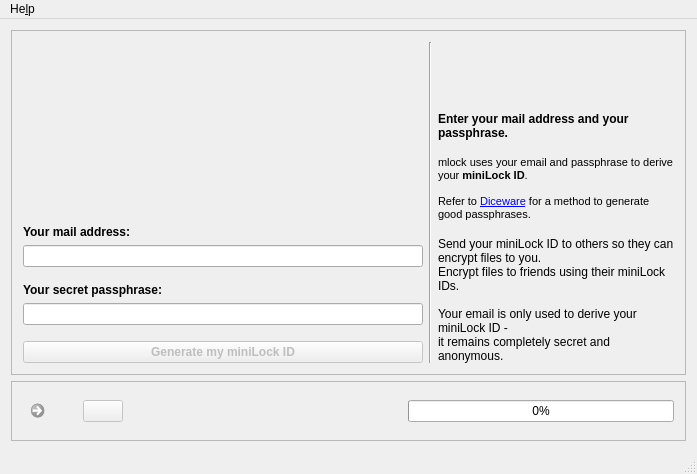
Old version of the form src/gui/qt-widgets/mlock-gui/mlockmainwindow.ui in the repository andre-simon/mikrolock.
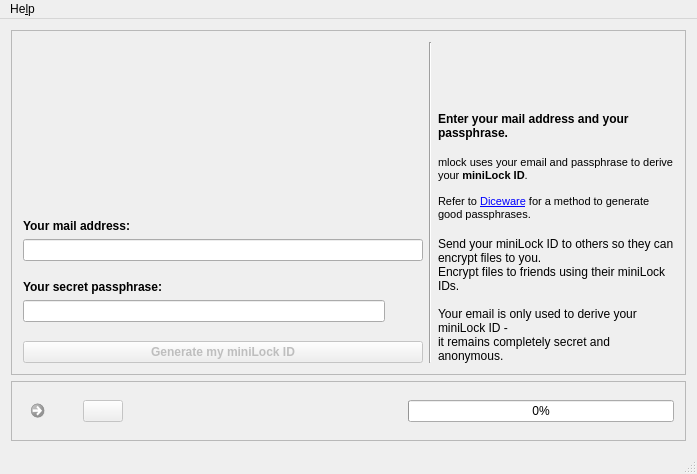
New version of the form. The open tabs and pages were chosen to show the change. Icons and pictures are not drawn.

Commit message: fixed UTF8 file path handling; added passphrase security notification icon

Diff of the .ui file:
```diff
--- a/src/gui/qt-widgets/mlock-gui/mlockmainwindow.ui
+++ b/src/gui/qt-widgets/mlock-gui/mlockmainwindow.ui
@@ -31,9 +31,9 @@
        <number>2</number>
       </property>
       <widget class="QWidget" name="page">
-       <layout class="QHBoxLayout" name="horizontalLayout_2">
+       <layout class="QHBoxLayout" name="horizontalLayout_5">
         <item>
-         <layout class="QVBoxLayout" name="verticalLayout">
+         <layout class="QVBoxLayout" name="verticalLayout_8">
           <item>
            <spacer name="verticalSpacer_4">
             <property name="orientation">
@@ -87,11 +87,15 @@
             <property name="sizeHint" stdset="0">
              <size>
               <width>20</width>
-              <height>10</height>
+              <height>13</height>
              </size>
             </property>
            </spacer>
           </item>
+          <item>
+           <layout class="QHBoxLayout" name="horizontalLayout_2">
+            <item>
+             <layout class="QVBoxLayout" name="verticalLayout">
           <item>
            <widget class="QLabel" name="label_3">
             <property name="font">
@@ -121,6 +125,38 @@
             </property>
            </widget>
           </item>
+             </layout>
+            </item>
+            <item>
+             <widget class="QLabel" name="lblSecIcon">
+              <property name="enabled">
+               <bool>false</bool>
+              </property>
+              <property name="minimumSize">
+               <size>
+                <width>32</width>
+                <height>32</height>
+               </size>
+              </property>
+              <property name="maximumSize">
+               <size>
+                <width>32</width>
+                <height>32</height>
+               </size>
+              </property>
+              <property name="text">
+               <string/>
+              </property>
+              <property name="pixmap">
+               <pixmap resource="mlock-gui.qrc">:/Status-security-low-icon.png</pixmap>
+              </property>
+              <property name="scaledContents">
+               <bool>true</bool>
+              </property>
+             </widget>
+            </item>
+           </layout>
+          </item>
           <item>
            <spacer name="verticalSpacer">
             <property name="orientation">
@@ -132,7 +168,7 @@
             <property name="sizeHint" stdset="0">
              <size>
               <width>20</width>
-              <height>10</height>
+              <height>13</height>
              </size>
             </property>
            </spacer>
```
Left out of the diff: 4 changed lines with no effect on the pictures. Lines whose indentation alone changed are shown as unchanged. The commit also changes 9 other files.
